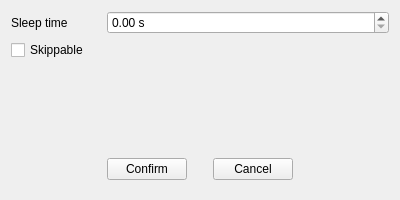
RemotelyChaotic/JOIPEngine, file src/Editor/Script/ThreadSnippetOverlay.ui: the form before one commit.
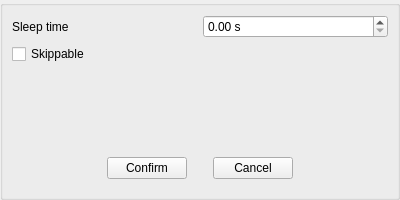
The form after the commit. Custom widgets are drawn as their Qt base class.

What changed in the file:
```diff
--- a/src/Editor/Script/ThreadSnippetOverlay.ui
+++ b/src/Editor/Script/ThreadSnippetOverlay.ui
@@ -14,7 +14,52 @@
    <string>Form</string>
   </property>
   <layout class="QGridLayout" name="gridLayout">
-   <item row="3" column="0" colspan="4">
+   <property name="leftMargin">
+    <number>0</number>
+   </property>
+   <property name="topMargin">
+    <number>0</number>
+   </property>
+   <property name="rightMargin">
+    <number>0</number>
+   </property>
+   <property name="bottomMargin">
+    <number>0</number>
+   </property>
+   <item row="0" column="0" colspan="2">
+    <widget class="QGroupBox" name="groupBox">
+     <property name="title">
+      <string/>
+     </property>
+     <layout class="QGridLayout" name="gridLayout_2">
+      <item row="0" column="0">
+       <widget class="QLabel" name="label">
+        <property name="text">
+         <string>Sleep time</string>
+        </property>
+       </widget>
+      </item>
+      <item row="0" column="1">
+       <widget class="QDoubleSpinBox" name="pSleepSpinBox">
+        <property name="sizePolicy">
+         <sizepolicy hsizetype="Preferred" vsizetype="Fixed">
+          <horstretch>0</horstretch>
+          <verstretch>0</verstretch>
+         </sizepolicy>
+        </property>
+        <property name="suffix">
+         <string> s</string>
+        </property>
+       </widget>
+      </item>
+      <item row="1" column="0" colspan="2">
+       <widget class="QCheckBox" name="pSkippableCheckBox">
+        <property name="text">
+         <string>Skippable</string>
+        </property>
+       </widget>
+      </item>
+      <item row="2" column="0" colspan="2">
     <spacer name="verticalSpacer">
      <property name="orientation">
       <enum>Qt::Vertical</enum>
@@ -27,7 +72,7 @@
      </property>
     </spacer>
    </item>
-   <item row="4" column="0" colspan="4">
+      <item row="3" column="0" colspan="2">
     <widget class="QWidget" name="widget" native="true">
      <layout class="QGridLayout" name="gridLayout_10">
       <item row="2" column="2">
@@ -89,31 +134,7 @@
      </layout>
     </widget>
    </item>
-   <item row="2" column="0" colspan="4">
-    <widget class="QCheckBox" name="pSkippableCheckBox">
-     <property name="text">
-      <string>Skippable</string>
-     </property>
-    </widget>
-   </item>
-   <item row="1" column="1" colspan="3">
-    <widget class="QDoubleSpinBox" name="pSleepSpinBox">
-     <property name="sizePolicy">
-      <sizepolicy hsizetype="Preferred" vsizetype="Fixed">
-       <horstretch>0</horstretch>
-       <verstretch>0</verstretch>
-      </sizepolicy>
-     </property>
-     <property name="suffix">
-      <string> s</string>
-     </property>
-    </widget>
-   </item>
-   <item row="1" column="0">
-    <widget class="QLabel" name="label">
-     <property name="text">
-      <string>Sleep time</string>
-     </property>
+     </layout>
     </widget>
    </item>
   </layout>
```
Lines whose indentation alone changed are shown as unchanged.
